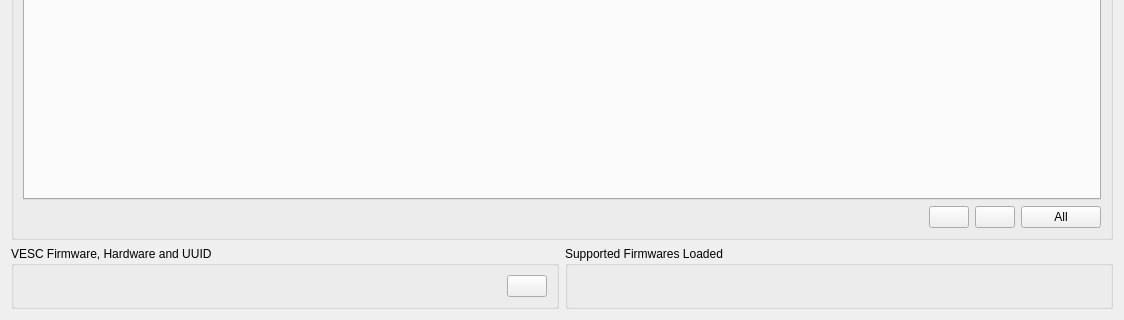
Qt form pages/pagefirmware.ui (vedderb/vesc_tool) before a commit; both pictures show x 0 to 1124 and y 252 to 572 of the 1124 by 572 pixel window.
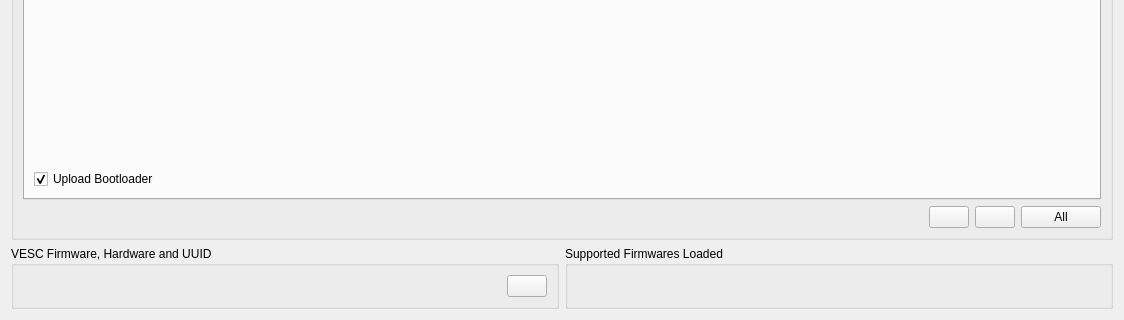
The same form after that commit. The open tabs and pages were chosen to show the change. Icons and pictures are not drawn. Custom widgets are drawn as their Qt base class.

Commit message: Upload bootloader first on custom-tab as well

What changed in the file:
```diff
--- a/pages/pagefirmware.ui
+++ b/pages/pagefirmware.ui
@@ -283,6 +283,19 @@
             </property>
            </spacer>
           </item>
+          <item>
+           <widget class="QCheckBox" name="fwCustomBlBox">
+            <property name="toolTip">
+             <string>Upload bootloader before uploading firmware</string>
+            </property>
+            <property name="text">
+             <string>Upload Bootloader</string>
+            </property>
+            <property name="checked">
+             <bool>true</bool>
+            </property>
+           </widget>
+          </item>
          </layout>
         </widget>
         <widget class="QWidget" name="tab_3">
```
Left out of the diff: 4 changed lines with no effect on the pictures. The commit also changes 1 other file.
